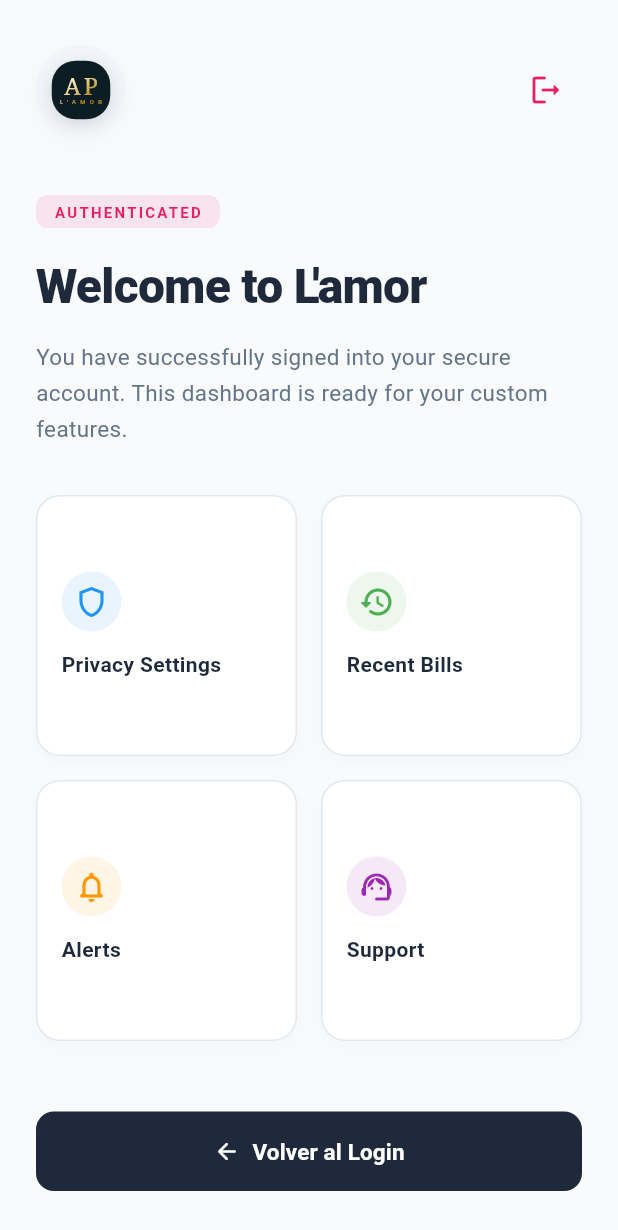
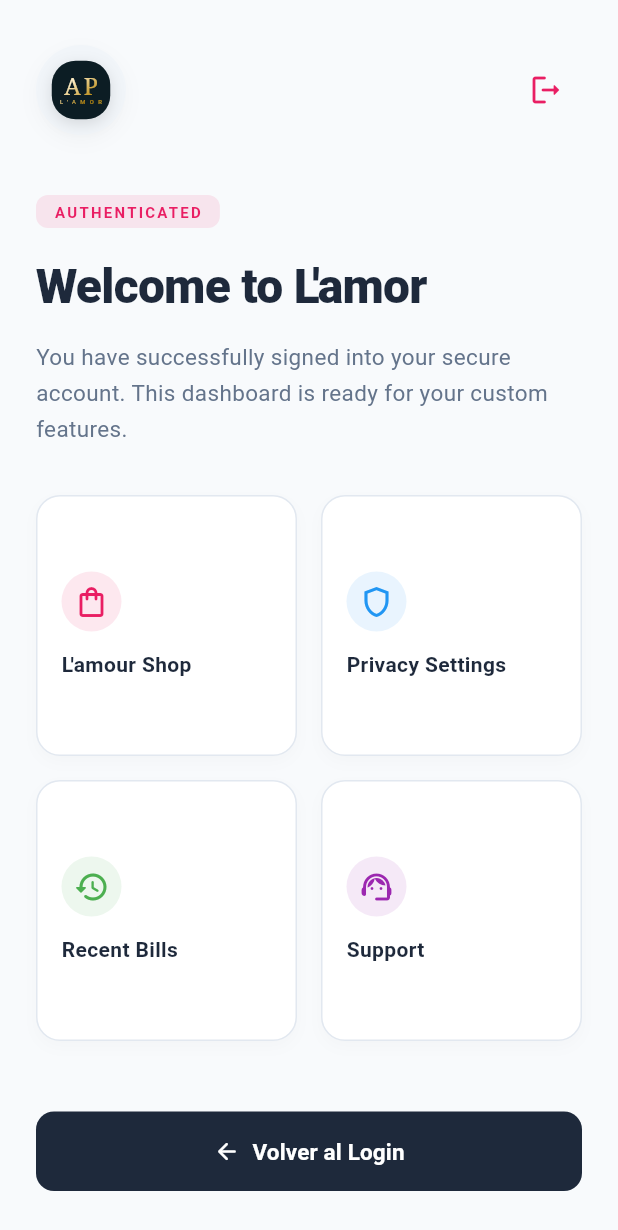
Before and after one commit to GUTIpointPY/Examen-1-flutter-4, a Flutter app: the DashboardPage screen opened directly, on a phone screen of 412 x 824 dp. Shown: the top 1230 px of the screen. Run offline on Flutter 3.47's test engine with Material 3 defaults, Android fonts, the light colour scheme and no system bars.

Commit message:
feat: add L'amour Shop navigation option to DashboardPage

```diff
--- a/lib/presentation/pages/dashboard_page.dart
+++ b/lib/presentation/pages/dashboard_page.dart
@@ -1,5 +1,6 @@
 import 'package:flutter/material.dart';
 import '../widgets/custom_logo.dart';
+import 'shop.dart';
 
 class DashboardPage extends StatelessWidget {
   const DashboardPage({super.key});
@@ -80,6 +81,18 @@ class DashboardPage extends StatelessWidget {
                         mainAxisSpacing: 16,
                         children: [
                           _buildQuickActionCard(
+                            icon: Icons.shopping_bag_outlined,
+                            title: "L'amour Shop",
+                            color: const Color(0xFFE91E63),
+                            onTap: () {
+                              Navigator.of(context).push(
+                                MaterialPageRoute(
+                                  builder: (_) => const ShopPage(),
+                                ),
+                              );
+                            },
+                          ),
+                          _buildQuickActionCard(
                             icon: Icons.shield_outlined,
                             title: 'Privacy Settings',
                             color: Colors.blue,
@@ -88,11 +101,6 @@ class DashboardPage extends StatelessWidget {
                             icon: Icons.history_rounded,
                             title: 'Recent Bills',
                             color: Colors.green,
-                          ),
-                          _buildQuickActionCard(
-                            icon: Icons.notifications_none_rounded,
-                            title: 'Alerts',
-                            color: Colors.orange,
                           ),
                           _buildQuickActionCard(
                             icon: Icons.support_agent_rounded,
@@ -140,8 +148,11 @@ class DashboardPage extends StatelessWidget {
     required IconData icon,
     required String title,
     required Color color,
+    VoidCallback? onTap,
   }) {
-    return Container(
+    return GestureDetector(
+      onTap: onTap,
+      child: Container(
         padding: const EdgeInsets.all(16),
         decoration: BoxDecoration(
           color: Colors.white,
@@ -178,6 +189,7 @@ class DashboardPage extends StatelessWidget {
             ),
           ],
         ),
+      ),
     );
   }
 }
```
Lines whose indentation alone changed are shown as unchanged.
